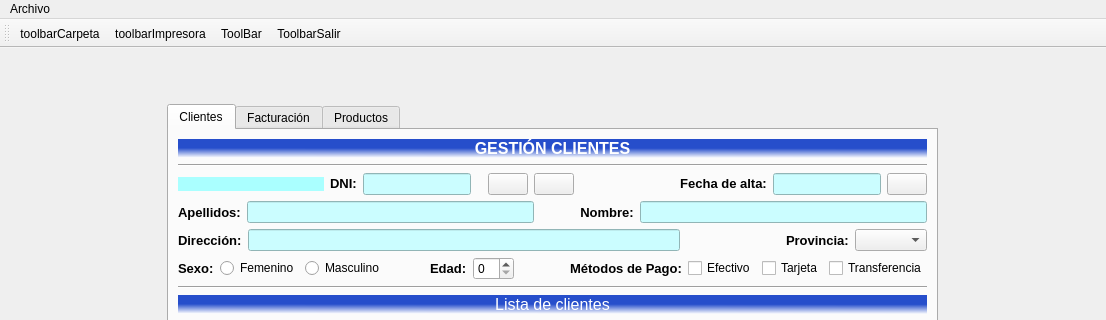
byChamaco/BLANCOLORENZO, file ventana.ui: the form before one commit; both pictures show x 0 to 1106 and y 0 to 320 of the 1106 by 815 pixel window.
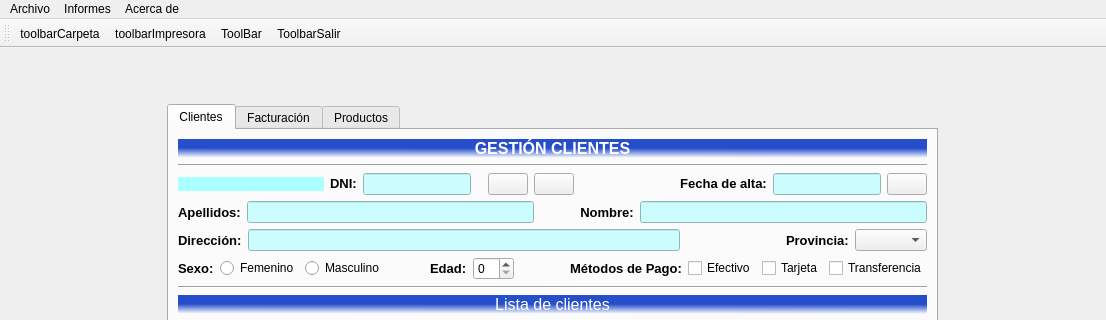
The form after the commit. Icons and pictures are not drawn.

Patch:
```diff
--- a/ventana.ui
+++ b/ventana.ui
@@ -953,7 +953,22 @@
     <addaction name="separator"/>
     <addaction name="actionSalir"/>
    </widget>
+   <widget class="QMenu" name="menuInformes">
+    <property name="title">
+     <string>Informes</string>
+    </property>
+    <addaction name="menubarReportCli"/>
+    <addaction name="actionImprimir_Factura"/>
+    <addaction name="actionListado_Productos"/>
+   </widget>
+   <widget class="QMenu" name="menuAcerca_de">
+    <property name="title">
+     <string>Acerca de</string>
+    </property>
+   </widget>
    <addaction name="menuArchivo"/>
+   <addaction name="menuInformes"/>
+   <addaction name="menuAcerca_de"/>
   </widget>
   <widget class="QStatusBar" name="statusbar"/>
   <widget class="QToolBar" name="toolBar">
```
Left out of the diff: 15 changed lines with no effect on the pictures.
